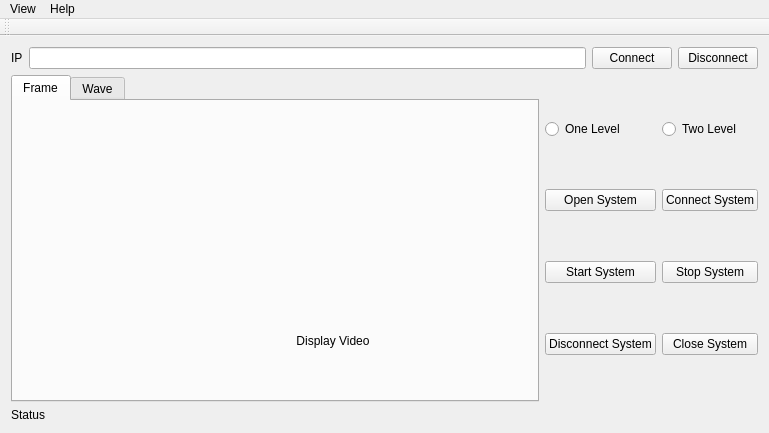
Above: CLIENT/MainWindow/mainwindow.ui from haorenhl007/srtp before the change. Below: the same form after it.
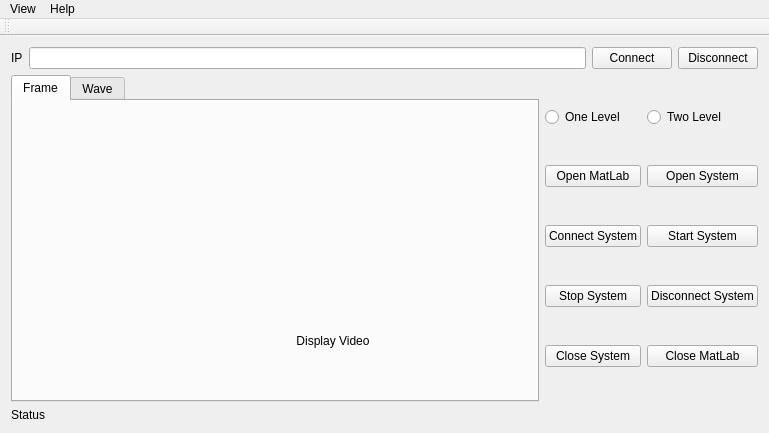
That is the form after the change.

What changed in the file:
```diff
--- a/CLIENT/MainWindow/mainwindow.ui
+++ b/CLIENT/MainWindow/mainwindow.ui
@@ -120,55 +120,41 @@
       </item>
       <item row="1" column="1">
        <layout class="QGridLayout" name="gridLayout">
-        <item row="3" column="1">
-         <widget class="QPushButton" name="closeSystemBtn">
-          <property name="text">
-           <string>Close System</string>
-          </property>
-         </widget>
-        </item>
-        <item row="2" column="0">
-         <widget class="QPushButton" name="startSystemBtn">
-          <property name="text">
-           <string>Start System</string>
-          </property>
-         </widget>
-        </item>
         <item row="3" column="0">
+         <widget class="QPushButton" name="stopSystemBtn">
+          <property name="text">
+           <string>Stop System</string>
+          </property>
+         </widget>
+        </item>
+        <item row="3" column="1">
          <widget class="QPushButton" name="disconnectSystemBtn">
           <property name="text">
            <string>Disconnect System</string>
           </property>
          </widget>
         </item>
-        <item row="1" column="1">
+        <item row="2" column="0">
          <widget class="QPushButton" name="connectSystemBtn">
           <property name="text">
            <string>Connect System</string>
           </property>
          </widget>
         </item>
-        <item row="2" column="1">
-         <widget class="QPushButton" name="stopSystemBtn">
-          <property name="text">
-           <string>Stop System</string>
-          </property>
-         </widget>
-        </item>
-        <item row="0" column="1">
-         <widget class="QRadioButton" name="twoLevelBtn">
-          <property name="text">
-           <string>Two Level</string>
-          </property>
-         </widget>
-        </item>
-        <item row="1" column="0">
+        <item row="1" column="1">
          <widget class="QPushButton" name="openSystemBtn">
           <property name="text">
            <string>Open System</string>
           </property>
          </widget>
         </item>
+        <item row="1" column="0">
+         <widget class="QPushButton" name="openMatLabBtn">
+          <property name="text">
+           <string>Open MatLab</string>
+          </property>
+         </widget>
+        </item>
         <item row="0" column="0">
          <widget class="QRadioButton" name="oneLevelBtn">
           <property name="text">
@@ -176,6 +162,34 @@
           </property>
          </widget>
         </item>
+        <item row="2" column="1">
+         <widget class="QPushButton" name="startSystemBtn">
+          <property name="text">
+           <string>Start System</string>
+          </property>
+         </widget>
+        </item>
+        <item row="0" column="1">
+         <widget class="QRadioButton" name="twoLevelBtn">
+          <property name="text">
+           <string>Two Level</string>
+          </property>
+         </widget>
+        </item>
+        <item row="4" column="0">
+         <widget class="QPushButton" name="closeSystemBtn">
+          <property name="text">
+           <string>Close System</string>
+          </property>
+         </widget>
+        </item>
+        <item row="4" column="1">
+         <widget class="QPushButton" name="closeMatLabBtn">
+          <property name="text">
+           <string>Close MatLab</string>
+          </property>
+         </widget>
+        </item>
        </layout>
       </item>
       <item row="2" column="0">
```
Left out of the diff: 16 changed lines with no effect on the pictures.
